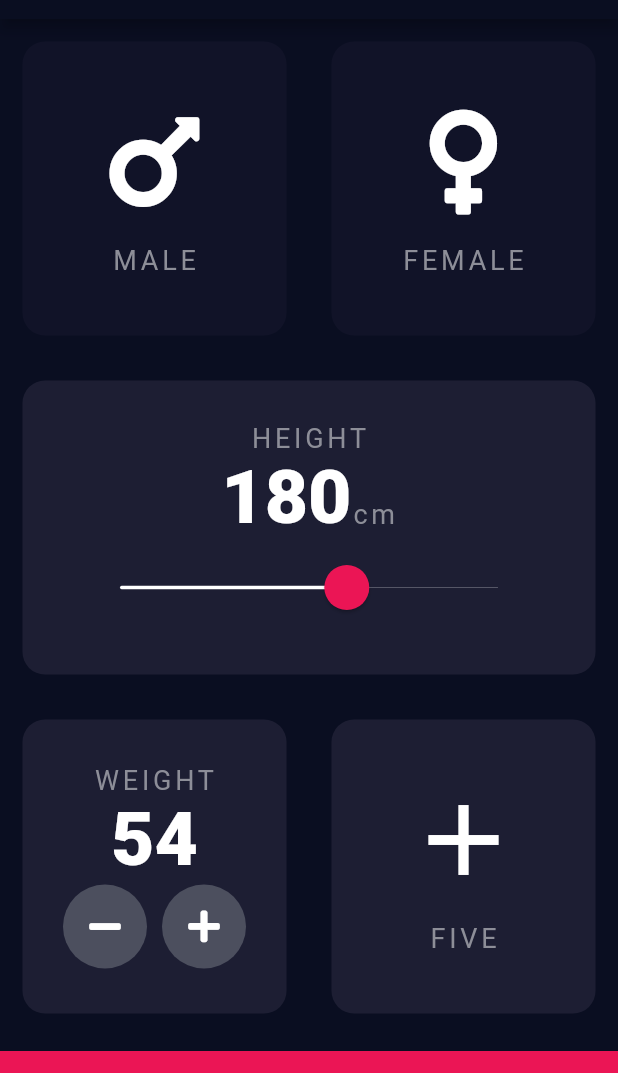
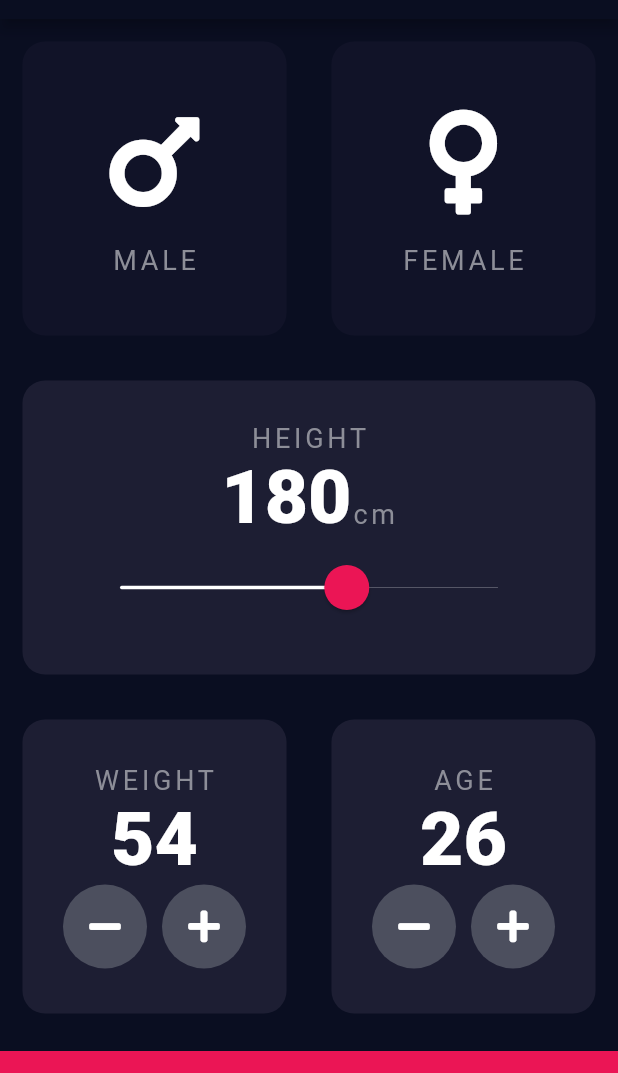
Before and after one commit to AndragApps/bmi_calculator, a Flutter app: the screen it shows after launch, after a tap on an icon or button, on a phone screen of 412 x 824 dp, the part 65-1138 px from its top. Run offline on Flutter 3.47's test engine with Material 2 defaults, Android fonts, the phone set to English and light mode, and no system bars; our stand-ins replace font_awesome_flutter.

```diff
--- a/lib/main.dart
+++ b/lib/main.dart
@@ -52,6 +52,7 @@ class _InputPageState extends State<InputPage> {
   late Gender selectedGender = Gender.none;
   int height = 180;
   int weight = 55;
+  int age = 26;
   Widget build(BuildContext context) {
     double size = MediaQuery.of(context).size.width;
     return Scaffold(
@@ -183,7 +184,7 @@ class _InputPageState extends State<InputPage> {
                                 icon: FontAwesomeIcons.minus,
                                 onPress: () {
                                   setState(() {
-                                    weight--;
+                                    if (weight > 5) weight--;
                                   });
                                 },
                               ),
@@ -192,7 +193,7 @@ class _InputPageState extends State<InputPage> {
                                 icon: FontAwesomeIcons.plus,
                                 onPress: () {
                                   setState(() {
-                                    weight++;
+                                    if (weight < 300) weight++;
                                   });
                                 },
                               ),
@@ -205,9 +206,40 @@ class _InputPageState extends State<InputPage> {
                   Expanded(
                     child: ReusableContainer(
                       backgroundColor: kActiveCardColor,
-                      cardChild: CardWidget(
-                        icon: Icons.add,
-                        title: "FIVE",
+                      cardChild: Column(
+                        mainAxisAlignment: MainAxisAlignment.center,
+                        children: [
+                          Text(
+                            "AGE",
+                            style: kTitleTextStyle,
+                          ),
+                          Text(
+                            age.toString(),
+                            style: kHeightTextStyle,
+                          ),
+                          Row(
+                            mainAxisAlignment: MainAxisAlignment.center,
+                            children: [
+                              RoundIconButton(
+                                icon: FontAwesomeIcons.minus,
+                                onPress: () {
+                                  setState(() {
+                                    if (age > 1) age--;
+                                  });
+                                },
+                              ),
+                              SizedBox(width: 10.0),
+                              RoundIconButton(
+                                icon: FontAwesomeIcons.plus,
+                                onPress: () {
+                                  setState(() {
+                                    if (age < 99) age++;
+                                  });
+                                },
+                              ),
+                            ],
+                          ),
+                        ],
                       ),
                     ),
                   ),
```
Also changed, not shown: flutter_06.png (added), 1 other file.
